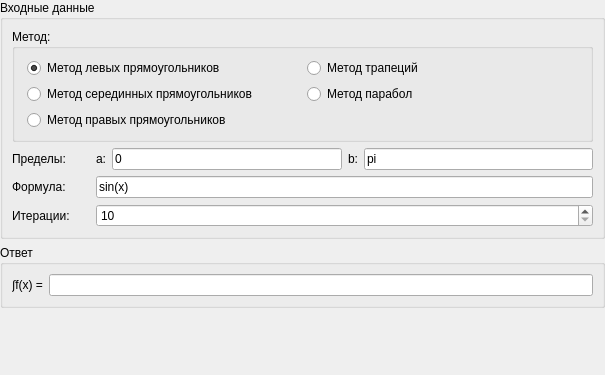
Old version of the form Frames/integralConstStepFrame.ui in the repository EgorAlmikeev/ProjectX.
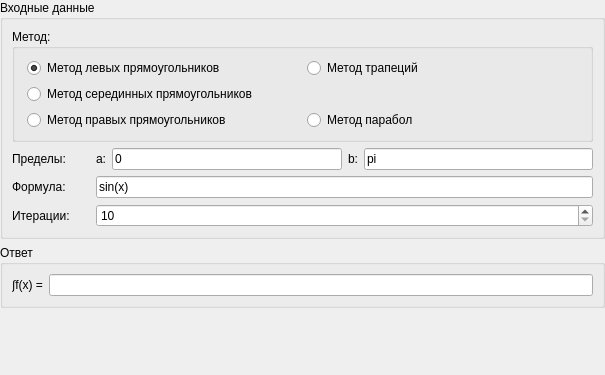
New version of the form.

Commit message: уродское решение бага qt с radiobuttons

```diff
--- a/Frames/integralConstStepFrame.ui
+++ b/Frames/integralConstStepFrame.ui
@@ -116,16 +116,6 @@
            </property>
           </widget>
          </item>
-         <item row="3" column="1">
-          <widget class="QRadioButton" name="parabolicRadioButton">
-           <property name="autoFillBackground">
-            <bool>false</bool>
-           </property>
-           <property name="text">
-            <string>Метод парабол</string>
-           </property>
-          </widget>
-         </item>
          <item row="1" column="1">
           <widget class="QRadioButton" name="trapezoidRadioButton">
            <property name="autoFillBackground">
@@ -136,6 +126,16 @@
            </property>
           </widget>
          </item>
+         <item row="4" column="1">
+          <widget class="QRadioButton" name="parabolicRadioButton">
+           <property name="autoFillBackground">
+            <bool>false</bool>
+           </property>
+           <property name="text">
+            <string>Метод парабол</string>
+           </property>
+          </widget>
+         </item>
         </layout>
        </widget>
       </item>
```
